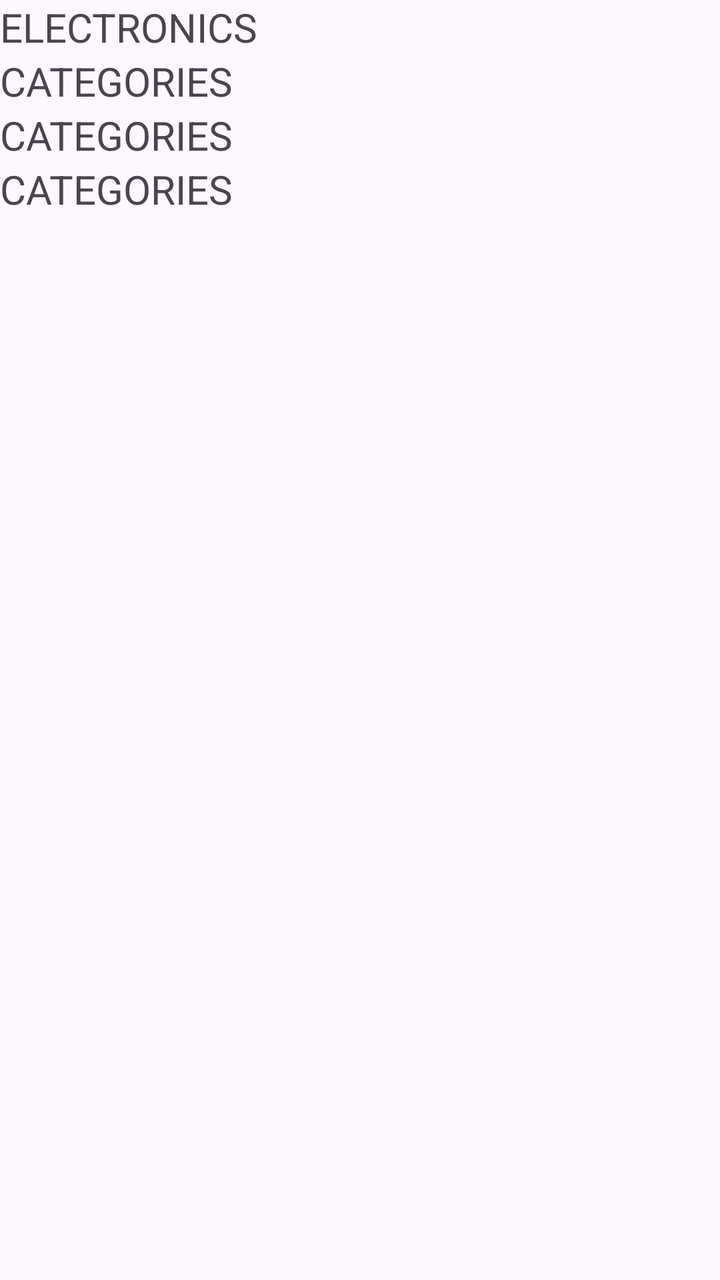
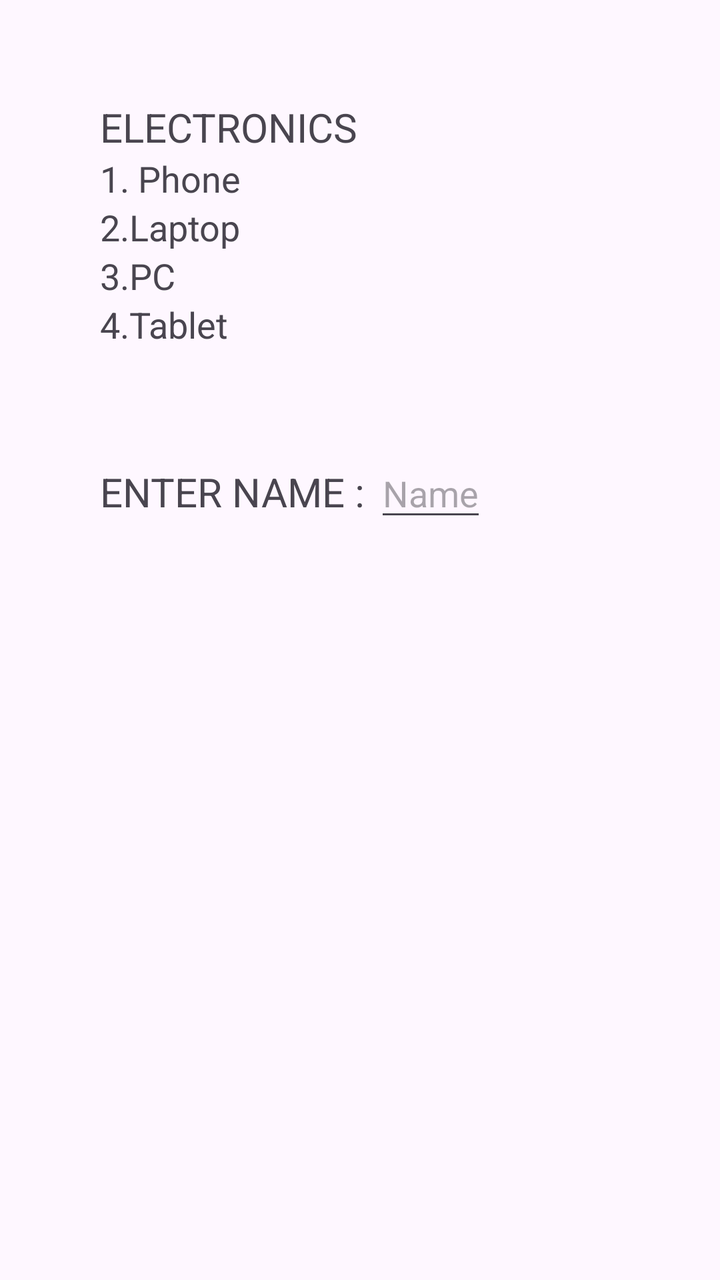

Two renders of the same Android screen: before a commit and after it. Below are the layout's source before the change and the commit's diff.
<!-- AndroidManifest.xml: application theme Theme.LayoutDemo -->
<!-- res/layout/activity_main.xml -->
<?xml version="1.0" encoding="utf-8"?>
<LinearLayout xmlns:android="http://schemas.android.com/apk/res/android"
    xmlns:app="http://schemas.android.com/apk/res-auto"
    xmlns:tools="http://schemas.android.com/tools"
    android:id="@+id/main"
    android:layout_width="match_parent"
    android:layout_height="match_parent"
    android:orientation="vertical"
    tools:context=".MainActivity">
    <TextView
        android:layout_width="wrap_content"
        android:layout_height="wrap_content"
        android:text="Electronics"
        android:textAllCaps="true"
        android:textSize="20sp"/>
    <TextView
        android:layout_width="wrap_content"
        android:layout_height="wrap_content"
        android:text="Categories"
        android:textAllCaps="true"
        android:textSize="20sp"/>
    <TextView
        android:layout_width="wrap_content"
        android:layout_height="wrap_content"
        android:text="Categories"
        android:textAllCaps="true"
        android:textSize="20sp"/>
    <TextView
        android:layout_width="wrap_content"
        android:layout_height="wrap_content"
        android:text="Categories"
        android:textAllCaps="true"
        android:textSize="20sp"/>

</LinearLayout>
<!-- resources referenced by this layout -->
<resources>
  <style name="Theme.LayoutDemo" parent="Base.Theme.LayoutDemo" />
  <style name="Base.Theme.LayoutDemo" parent="Theme.Material3.DayNight.NoActionBar">
          
          
      </style>
</resources>

<!-- the commit's change to res/layout/activity_main.xml (unified diff, before → after) -->
@@ -1,4 +1,3 @@
-<?xml version="1.0" encoding="utf-8"?>
 <LinearLayout xmlns:android="http://schemas.android.com/apk/res/android"
     xmlns:app="http://schemas.android.com/apk/res-auto"
     xmlns:tools="http://schemas.android.com/tools"
@@ -6,30 +5,55 @@
     android:layout_width="match_parent"
     android:layout_height="match_parent"
     android:orientation="vertical"
+    android:padding="50dp"
     tools:context=".MainActivity">
-    <TextView
+    <LinearLayout
         android:layout_width="wrap_content"
         android:layout_height="wrap_content"
-        android:text="Electronics"
-        android:textAllCaps="true"
-        android:textSize="20sp"/>
-    <TextView
+        android:orientation="vertical">
+        <TextView
+            android:layout_width="wrap_content"
+            android:layout_height="wrap_content"
+            android:text="Electronics"
+            android:textAllCaps="true"
+            android:textSize="20sp"/>
+        <TextView
+            android:layout_width="wrap_content"
+            android:layout_height="wrap_content"
+            android:text="1. Phone"
+            android:textSize="18sp"/>
+        <TextView
+            android:layout_width="wrap_content"
+            android:layout_height="wrap_content"
+            android:text="2.Laptop"
+            android:textSize="18sp"/>
+        <TextView
+            android:layout_width="wrap_content"
+            android:layout_height="wrap_content"
+            android:text="3.PC"
+            android:textSize="18sp"/>
+        <TextView
+            android:layout_width="wrap_content"
+            android:layout_height="wrap_content"
+            android:text="4.Tablet"
+            android:textSize="18sp"/>
+    </LinearLayout>
+    <LinearLayout
         android:layout_width="wrap_content"
-        android:layout_height="wrap_content"
-        android:text="Categories"
-        android:textAllCaps="true"
-        android:textSize="20sp"/>
-    <TextView
-        android:layout_width="wrap_content"
-        android:layout_height="wrap_content"
-        android:text="Categories"
-        android:textAllCaps="true"
-        android:textSize="20sp"/>
-    <TextView
-        android:layout_width="wrap_content"
-        android:layout_height="wrap_content"
-        android:text="Categories"
-        android:textAllCaps="true"
-        android:textSize="20sp"/>
-
+        android:orientation="horizontal"
+        android:paddingTop="50dp"
+        android:layout_height="wrap_content">
+        <TextView
+            android:layout_width="wrap_content"
+            android:layout_height="wrap_content"
+            android:text="Enter Name : "
+            android:textAllCaps="true"
+            android:textSize="20sp"/>
+        <EditText
+            android:layout_width="wrap_content"
+            android:layout_height="wrap_content"
+            android:textSize="18sp"
+            android:hint="Name"
+            ></EditText>
+    </LinearLayout>
 </LinearLayout>
